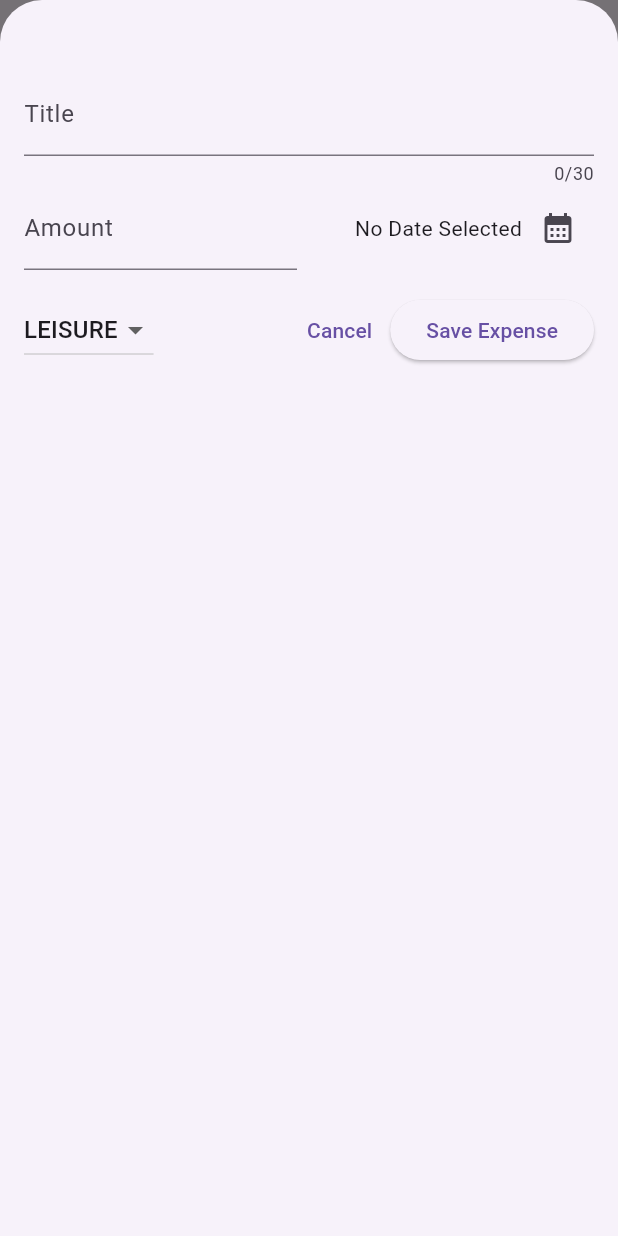
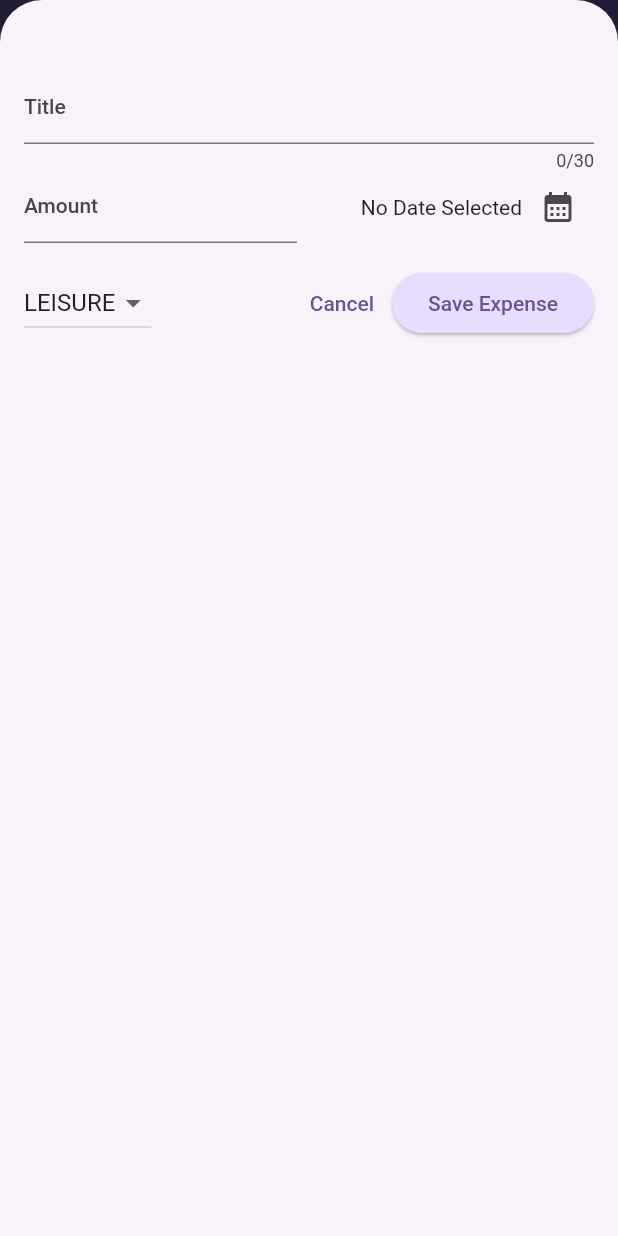
Before and after one commit to TVirus11/Trackify, a Flutter app: the screen it shows after launch, after a tap on the "add" icon, on a phone screen of 412 x 824 dp. Run offline on Flutter 3.47's test engine with Material 2 defaults, Android fonts, the phone set to English and light mode, and no system bars.

Commit message:
Added Themes

```diff
--- a/lib/main.dart
+++ b/lib/main.dart
@@ -1,10 +1,40 @@
 import 'package:flutter/material.dart';
 import 'package:trackify/widgets/expenses.dart';
+
+var kColorScheme = ColorScheme.fromSeed(
+  seedColor: const Color.fromARGB(255, 96, 59, 181),
+);
 
 void main() {
   runApp(
     MaterialApp(
-      theme: ThemeData(useMaterial3: true),
+      theme: ThemeData().copyWith(
+        useMaterial3: true,
+        colorScheme: kColorScheme,
+        appBarTheme: const AppBarTheme().copyWith(
+          backgroundColor: kColorScheme.onPrimaryContainer,
+          foregroundColor: kColorScheme.primaryContainer,
+        ),
+        cardTheme: const CardTheme().copyWith(
+          color: kColorScheme.secondaryContainer,
+          margin: const EdgeInsets.symmetric(
+            horizontal: 16,
+            vertical: 8,
+          ),
+        ),
+        elevatedButtonTheme: ElevatedButtonThemeData(
+          style: ElevatedButton.styleFrom(
+            backgroundColor: kColorScheme.primaryContainer,
+          ),
+        ),
+        textTheme: ThemeData().textTheme.copyWith(
+              titleLarge: TextStyle(
+                fontWeight: FontWeight.normal,
+                color: kColorScheme.onSecondaryContainer,
+                fontSize: 14,
+              ),
+            ),
+      ),
       home: const Expenses(),
     ),
   );
```
